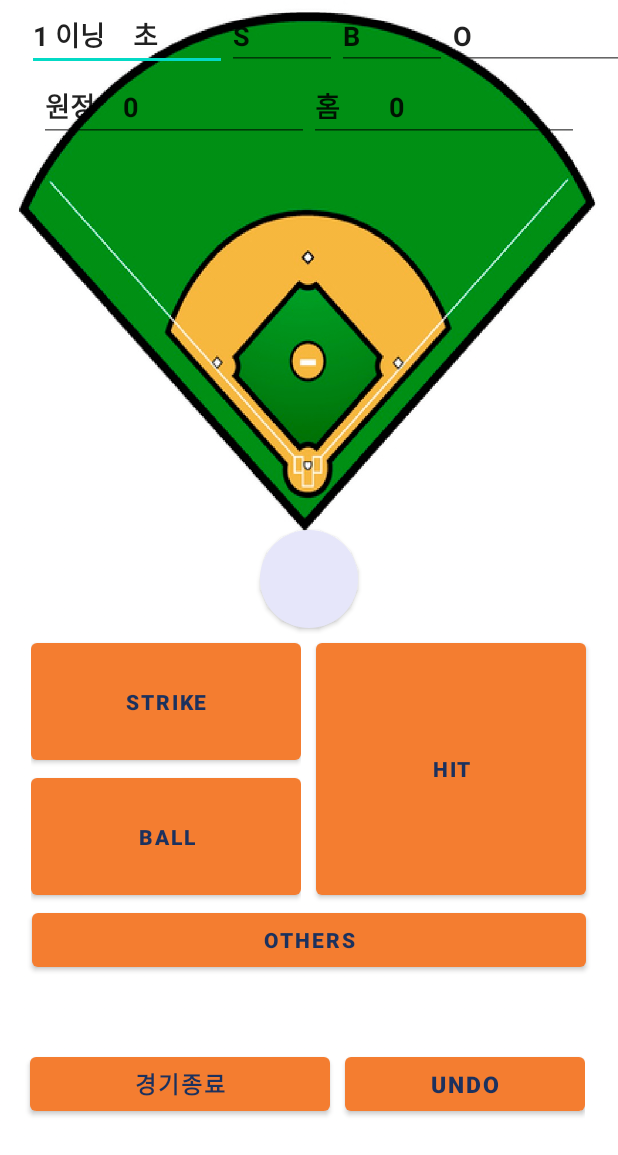
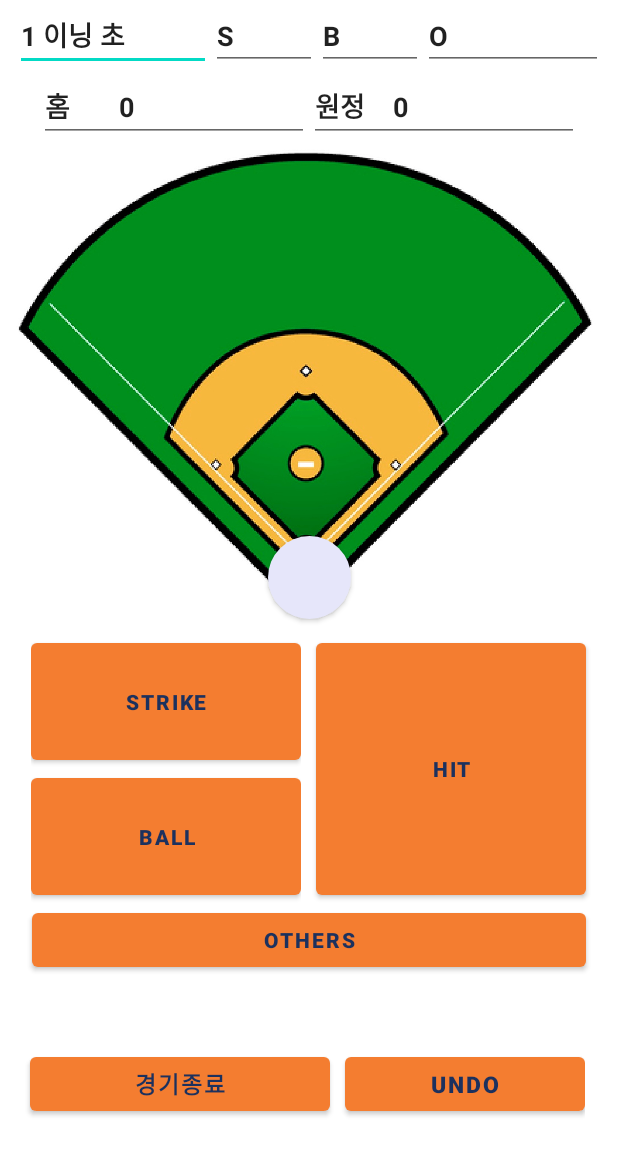
Before and after one commit to KONGLACK/kpu_nowinning, an Android app: the screen it shows after launch (BSOActivity), on a phone screen of 412 x 824 dp. Shown: the top 1155 px of the screen. Run offline under Robolectric (Android 15) with nearby library versions, the phone set to English and light mode, and no system bars; our stand-ins replace Volley.

Commit message:
ground.jpg 추가 및 중앙 터치 위젯으로 넣음

```diff
--- a/app/src/main/res/layout/activity_ballstrike.xml
+++ b/app/src/main/res/layout/activity_ballstrike.xml
@@ -6,7 +6,8 @@
     xmlns:tools="http://schemas.android.com/tools"
 
 
-    android:background="@drawable/sizefield"
+
+    android:background="@color/white"
     android:orientation="vertical">
 
     <LinearLayout
@@ -20,7 +21,8 @@
         <LinearLayout
             android:layout_width="wrap_content"
             android:layout_height="wrap_content"
-            android:layout_marginLeft="12dp"
+            android:layout_marginRight="10dp"
+            android:layout_marginLeft="10dp"
             android:orientation="horizontal"
 
             android:weightSum="9">
@@ -31,7 +33,7 @@
                 android:layout_height="wrap_content"
                 android:layout_weight="3"
                 android:textStyle="bold"
-                android:text="1 이닝    초" />
+                android:text="1 이닝 초" />
 
             <EditText
                 android:id="@+id/et_strike"
@@ -69,6 +71,14 @@
             android:weightSum="9">
 
             <EditText
+                android:id="@+id/et_hscore"
+                android:layout_width="180dp"
+                android:layout_height="wrap_content"
+                android:layout_weight="3"
+                android:textStyle="bold"
+                android:text="HOME 0"/>
+
+            <EditText
                 android:id="@+id/et_ascore"
                 android:layout_width="180dp"
                 android:layout_height="wrap_content"
@@ -76,27 +86,24 @@
                 android:textStyle="bold"
                 android:text="AWAY 0" />
 
-            <EditText
-                android:id="@+id/et_hscore"
-                android:layout_width="180dp"
-                android:layout_height="wrap_content"
-                android:layout_weight="3"
-                android:textStyle="bold"
-                android:text="HOME 0"/>
+
         </LinearLayout>
 
 
 
         <androidx.constraintlayout.widget.ConstraintLayout
             android:layout_width="match_parent"
-            android:layout_height="328dp">
+            android:layout_height="328dp"
+            android:background="@drawable/ground"
+            >
+
 
             <Button
                 android:id="@+id/img0"
-                android:layout_width="65dp"
-                android:layout_height="65dp"
+                android:layout_width="55dp"
+                android:layout_height="55dp"
                 android:layout_gravity="center"
-                android:layout_marginBottom="4dp"
+                android:layout_marginBottom="10dp"
                 android:background="@drawable/solid_button"
                 android:text=""
                 android:textColor="#1C315E"
@@ -107,23 +114,26 @@
 
             <Button
                 android:id="@+id/img1"
-                android:layout_width="65dp"
-                android:layout_height="65dp"
+                android:layout_width="55dp"
+                android:layout_height="55dp"
                 android:layout_gravity="center"
+                android:layout_marginEnd="115dp"
+                android:layout_marginRight="115dp"
                 android:layout_marginBottom="72dp"
                 android:background="@drawable/solid_button"
                 android:text=""
                 android:textColor="#1C315E"
                 app:backgroundTint="#E6E6FA"
                 app:layout_constraintBottom_toBottomOf="parent"
+                app:layout_constraintEnd_toEndOf="parent"
                 app:layout_constraintStart_toEndOf="@+id/img0" />
 
             <Button
                 android:id="@+id/img2"
-                android:layout_width="65dp"
-                android:layout_height="65dp"
+                android:layout_width="55dp"
+                android:layout_height="55dp"
                 android:layout_gravity="center"
-                android:layout_marginBottom="72dp"
+                android:layout_marginBottom="65dp"
                 android:background="@drawable/solid_button"
                 android:text=""
                 android:textColor="#1C315E"
@@ -136,16 +146,19 @@
 
             <Button
                 android:id="@+id/img3"
-                android:layout_width="65dp"
-                android:layout_height="65dp"
+                android:layout_width="55dp"
+                android:layout_height="55dp"
                 android:layout_gravity="center"
+                android:layout_marginStart="115dp"
+                android:layout_marginLeft="115dp"
                 android:layout_marginBottom="72dp"
                 android:background="@drawable/solid_button"
                 android:text=""
                 android:textColor="#1C315E"
                 app:backgroundTint="#E6E6FA"
                 app:layout_constraintBottom_toBottomOf="parent"
-                app:layout_constraintEnd_toStartOf="@+id/img0" />
+                app:layout_constraintEnd_toStartOf="@+id/img0"
+                app:layout_constraintStart_toStartOf="parent" />
 
 
         </androidx.constraintlayout.widget.ConstraintLayout>
```
Also changed, not shown: app/src/main/res/drawable-v24/ground.jpg (added).
